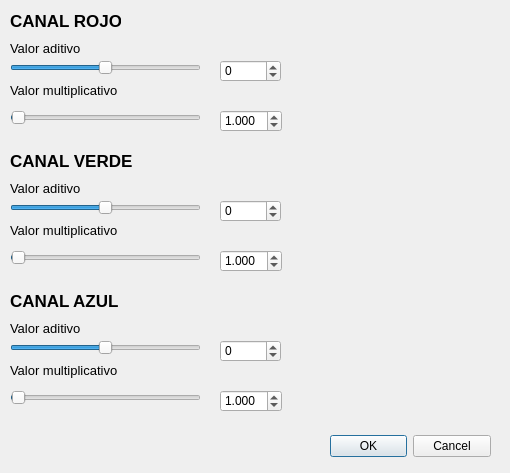
The window that rojo_verde_azul.ui (FranciscoDavidCampuzanoMelgarejo/ProyectoInfGraf) describes before a commit, drawn with Qt 5.
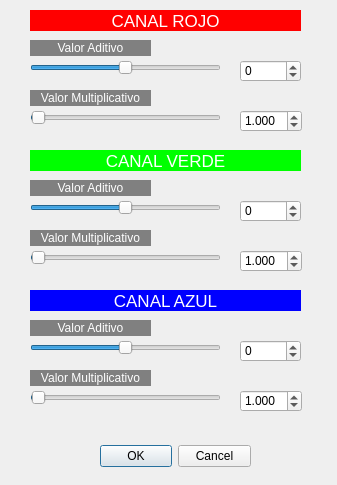
The same window after the commit.

The edit to the form file:
```diff
--- a/rojo_verde_azul.ui
+++ b/rojo_verde_azul.ui
@@ -6,19 +6,19 @@
    <rect>
     <x>0</x>
     <y>0</y>
-    <width>510</width>
-    <height>473</height>
+    <width>337</width>
+    <height>485</height>
    </rect>
   </property>
   <property name="windowTitle">
-   <string>Dialog</string>
+   <string>Diálogo RGB</string>
   </property>
   <widget class="QDialogButtonBox" name="buttonBox">
    <property name="geometry">
     <rect>
-     <x>330</x>
-     <y>430</y>
-     <width>161</width>
+     <x>100</x>
+     <y>440</y>
+     <width>151</width>
      <height>32</height>
     </rect>
    </property>
@@ -29,30 +29,10 @@
     <set>QDialogButtonBox::Cancel|QDialogButtonBox::Ok</set>
    </property>
   </widget>
-  <widget class="QLabel" name="lblRojo">
-   <property name="geometry">
-    <rect>
-     <x>10</x>
-     <y>10</y>
-     <width>111</width>
-     <height>21</height>
-    </rect>
-   </property>
-   <property name="font">
-    <font>
-     <pointsize>13</pointsize>
-     <weight>75</weight>
-     <bold>true</bold>
-    </font>
-   </property>
-   <property name="text">
-    <string>CANAL ROJO</string>
-   </property>
-  </widget>
   <widget class="QSlider" name="rojoSliderSuma">
    <property name="geometry">
     <rect>
-     <x>10</x>
+     <x>30</x>
      <y>60</y>
      <width>191</width>
      <height>16</height>
@@ -71,46 +51,10 @@
     <enum>Qt::Horizontal</enum>
    </property>
   </widget>
-  <widget class="QLabel" name="label_2">
-   <property name="geometry">
-    <rect>
-     <x>10</x>
-     <y>40</y>
-     <width>81</width>
-     <height>16</height>
-    </rect>
-   </property>
-   <property name="font">
-    <font>
-     <pointsize>10</pointsize>
-    </font>
-   </property>
-   <property name="text">
-    <string>Valor aditivo</string>
-   </property>
-  </widget>
-  <widget class="QLabel" name="label_3">
-   <property name="geometry">
-    <rect>
-     <x>10</x>
-     <y>80</y>
-     <width>121</width>
-     <height>21</height>
-    </rect>
-   </property>
-   <property name="font">
-    <font>
-     <pointsize>10</pointsize>
-    </font>
-   </property>
-   <property name="text">
-    <string>Valor multiplicativo</string>
-   </property>
-  </widget>
   <widget class="QSlider" name="rojoSliderMult">
    <property name="geometry">
     <rect>
-     <x>10</x>
+     <x>30</x>
      <y>110</y>
      <width>191</width>
      <height>16</height>
@@ -135,7 +79,7 @@
   <widget class="QSpinBox" name="rojoSpinSuma">
    <property name="geometry">
     <rect>
-     <x>220</x>
+     <x>240</x>
      <y>60</y>
      <width>61</width>
      <height>22</height>
@@ -151,7 +95,7 @@
   <widget class="QDoubleSpinBox" name="rojoSpinMult">
    <property name="geometry">
     <rect>
-     <x>220</x>
+     <x>240</x>
      <y>110</y>
      <width>62</width>
      <height>22</height>
@@ -170,7 +114,7 @@
   <widget class="QSpinBox" name="azulSpinSuma">
    <property name="geometry">
     <rect>
-     <x>220</x>
+     <x>240</x>
      <y>340</y>
      <width>61</width>
      <height>22</height>
@@ -186,7 +130,7 @@
   <widget class="QSlider" name="azulSliderSuma">
    <property name="geometry">
     <rect>
-     <x>10</x>
+     <x>30</x>
      <y>340</y>
      <width>191</width>
      <height>16</height>
@@ -208,7 +152,7 @@
   <widget class="QDoubleSpinBox" name="azulSpinMult">
    <property name="geometry">
     <rect>
-     <x>220</x>
+     <x>240</x>
      <y>390</y>
      <width>62</width>
      <height>22</height>
@@ -224,66 +168,10 @@
     <double>1.000000000000000</double>
    </property>
   </widget>
-  <widget class="QLabel" name="label_4">
-   <property name="geometry">
-    <rect>
-     <x>10</x>
-     <y>320</y>
-     <width>81</width>
-     <height>16</height>
-    </rect>
-   </property>
-   <property name="font">
-    <font>
-     <pointsize>10</pointsize>
-    </font>
-   </property>
-   <property name="text">
-    <string>Valor aditivo</string>
-   </property>
-  </widget>
-  <widget class="QLabel" name="lblAzul">
-   <property name="geometry">
-    <rect>
-     <x>10</x>
-     <y>290</y>
-     <width>111</width>
-     <height>21</height>
-    </rect>
-   </property>
-   <property name="font">
-    <font>
-     <pointsize>13</pointsize>
-     <weight>75</weight>
-     <bold>true</bold>
-    </font>
-   </property>
-   <property name="text">
-    <string>CANAL AZUL</string>
-   </property>
-  </widget>
-  <widget class="QLabel" name="label_5">
-   <property name="geometry">
-    <rect>
-     <x>10</x>
-     <y>360</y>
-     <width>121</width>
-     <height>21</height>
-    </rect>
-   </property>
-   <property name="font">
-    <font>
-     <pointsize>10</pointsize>
-    </font>
-   </property>
-   <property name="text">
-    <string>Valor multiplicativo</string>
-   </property>
-  </widget>
   <widget class="QSlider" name="azulSliderMult">
    <property name="geometry">
     <rect>
-     <x>10</x>
+     <x>30</x>
      <y>390</y>
      <width>191</width>
      <height>16</height>
@@ -308,7 +196,7 @@
   <widget class="QSpinBox" name="verdeSpinSuma">
    <property name="geometry">
     <rect>
-     <x>220</x>
+     <x>240</x>
      <y>200</y>
      <width>61</width>
      <height>22</height>
@@ -324,7 +212,7 @@
   <widget class="QSlider" name="verdeSliderSuma">
    <property name="geometry">
     <rect>
-     <x>10</x>
+     <x>30</x>
      <y>200</y>
      <width>191</width>
      <height>16</height>
@@ -346,7 +234,7 @@
   <widget class="QDoubleSpinBox" name="verdeSpinMult">
    <property name="geometry">
     <rect>
-     <x>220</x>
+     <x>240</x>
      <y>250</y>
      <width>62</width>
      <height>22</height>
@@ -362,85 +250,230 @@
     <double>1.000000000000000</double>
    </property>
   </widget>
-  <widget class="QLabel" name="label_6">
+  <widget class="QSlider" name="verdeSliderMult">
    <property name="geometry">
     <rect>
-     <x>10</x>
-     <y>180</y>
-     <width>81</width>
+     <x>30</x>
+     <y>250</y>
+     <width>191</width>
      <height>16</height>
     </rect>
    </property>
+   <property name="minimum">
+    <number>0</number>
+   </property>
+   <property name="maximum">
+    <number>255</number>
+   </property>
+   <property name="singleStep">
+    <number>1</number>
+   </property>
+   <property name="value">
+    <number>1</number>
+   </property>
+   <property name="orientation">
+    <enum>Qt::Horizontal</enum>
+   </property>
+  </widget>
+  <widget class="QLabel" name="lblRojo">
+   <property name="geometry">
+    <rect>
+     <x>30</x>
+     <y>10</y>
+     <width>271</width>
+     <height>21</height>
+    </rect>
+   </property>
    <property name="font">
     <font>
-     <pointsize>10</pointsize>
+     <pointsize>13</pointsize>
+     <weight>50</weight>
+     <bold>false</bold>
     </font>
    </property>
+   <property name="styleSheet">
+    <string notr="true">background-color: rgb(255, 0, 0);
+color: rgb(255, 255, 255);</string>
+   </property>
    <property name="text">
-    <string>Valor aditivo</string>
+    <string>CANAL ROJO</string>
+   </property>
+   <property name="alignment">
+    <set>Qt::AlignCenter</set>
    </property>
   </widget>
   <widget class="QLabel" name="lblVerde">
    <property name="geometry">
     <rect>
-     <x>10</x>
+     <x>30</x>
      <y>150</y>
-     <width>131</width>
+     <width>271</width>
      <height>21</height>
     </rect>
    </property>
    <property name="font">
     <font>
      <pointsize>13</pointsize>
-     <weight>75</weight>
-     <bold>true</bold>
+     <weight>50</weight>
+     <bold>false</bold>
     </font>
    </property>
+   <property name="styleSheet">
+    <string notr="true">background-color: rgb(0, 255, 0);
+color: rgb(255, 255, 255);</string>
+   </property>
    <property name="text">
     <string>CANAL VERDE</string>
    </property>
+   <property name="alignment">
+    <set>Qt::AlignCenter</set>
+   </property>
+  </widget>
+  <widget class="QLabel" name="lblAzul">
+   <property name="geometry">
+    <rect>
+     <x>30</x>
+     <y>290</y>
+     <width>271</width>
+     <height>21</height>
+    </rect>
+   </property>
+   <property name="font">
+    <font>
+     <pointsize>13</pointsize>
+     <weight>50</weight>
+     <bold>false</bold>
+    </font>
+   </property>
+   <property name="styleSheet">
+    <string notr="true">background-color: rgb(0, 0, 255);
+color: rgb(255, 255, 255);</string>
+   </property>
+   <property name="text">
+    <string>CANAL AZUL</string>
+   </property>
+   <property name="alignment">
+    <set>Qt::AlignCenter</set>
+   </property>
+  </widget>
+  <widget class="QLabel" name="label_2">
+   <property name="geometry">
+    <rect>
+     <x>30</x>
+     <y>40</y>
+     <width>121</width>
+     <height>16</height>
+    </rect>
+   </property>
+   <property name="styleSheet">
+    <string notr="true">background-color: rgb(128, 128, 128);
+color: rgb(255, 255, 255);</string>
+   </property>
+   <property name="text">
+    <string>Valor Aditivo</string>
+   </property>
+   <property name="alignment">
+    <set>Qt::AlignCenter</set>
+   </property>
+  </widget>
+  <widget class="QLabel" name="label_3">
+   <property name="geometry">
+    <rect>
+     <x>30</x>
+     <y>90</y>
+     <width>121</width>
+     <height>16</height>
+    </rect>
+   </property>
+   <property name="styleSheet">
+    <string notr="true">background-color: rgb(128, 128, 128);
+color: rgb(255, 255, 255);</string>
+   </property>
+   <property name="text">
+    <string>Valor Multiplicativo</string>
+   </property>
+   <property name="alignment">
+    <set>Qt::AlignCenter</set>
+   </property>
+  </widget>
+  <widget class="QLabel" name="label_4">
+   <property name="geometry">
+    <rect>
+     <x>30</x>
+     <y>180</y>
+     <width>121</width>
+     <height>16</height>
+    </rect>
+   </property>
+   <property name="styleSheet">
+    <string notr="true">background-color: rgb(128, 128, 128);
+color: rgb(255, 255, 255);</string>
+   </property>
+   <property name="text">
+    <string>Valor Aditivo</string>
+   </property>
+   <property name="alignment">
+    <set>Qt::AlignCenter</set>
+   </property>
+  </widget>
+  <widget class="QLabel" name="label_5">
+   <property name="geometry">
+    <rect>
+     <x>30</x>
+     <y>320</y>
+     <width>121</width>
+     <height>16</height>
+    </rect>
+   </property>
+   <property name="styleSheet">
+    <string notr="true">background-color: rgb(128, 128, 128);
+color: rgb(255, 255, 255);</string>
+   </property>
+   <property name="text">
+    <string>Valor Aditivo</string>
+   </property>
+   <property name="alignment">
+    <set>Qt::AlignCenter</set>
+   </property>
+  </widget>
+  <widget class="QLabel" name="label_6">
+   <property name="geometry">
+    <rect>
+     <x>30</x>
+     <y>230</y>
+     <width>121</width>
+     <height>16</height>
+    </rect>
+   </property>
+   <property name="styleSheet">
+    <string notr="true">background-color: rgb(128, 128, 128);
+color: rgb(255, 255, 255);</string>
+   </property>
+   <property name="text">
+    <string>Valor Multiplicativo</string>
+   </property>
+   <property name="alignment">
+    <set>Qt::AlignCenter</set>
+   </property>
   </widget>
   <widget class="QLabel" name="label_7">
    <property name="geometry">
     <rect>
-     <x>10</x>
-     <y>220</y>
+     <x>30</x>
+     <y>370</y>
      <width>121</width>
-     <height>21</height>
-    </rect>
-   </property>
-   <property name="font">
-    <font>
-     <pointsize>10</pointsize>
-    </font>
-   </property>
-   <property name="text">
-    <string>Valor multiplicativo</string>
-   </property>
-  </widget>
-  <widget class="QSlider" name="verdeSliderMult">
-   <property name="geometry">
-    <rect>
-     <x>10</x>
-     <y>250</y>
-     <width>191</width>
      <height>16</height>
     </rect>
    </property>
-   <property name="minimum">
-    <number>0</number>
+   <property name="styleSheet">
+    <string notr="true">background-color: rgb(128, 128, 128);
+color: rgb(255, 255, 255);</string>
    </property>
-   <property name="maximum">
-    <number>255</number>
+   <property name="text">
+    <string>Valor Multiplicativo</string>
    </property>
-   <property name="singleStep">
-    <number>1</number>
-   </property>
-   <property name="value">
-    <number>1</number>
-   </property>
-   <property name="orientation">
-    <enum>Qt::Horizontal</enum>
+   <property name="alignment">
+    <set>Qt::AlignCenter</set>
    </property>
   </widget>
  </widget>
```
